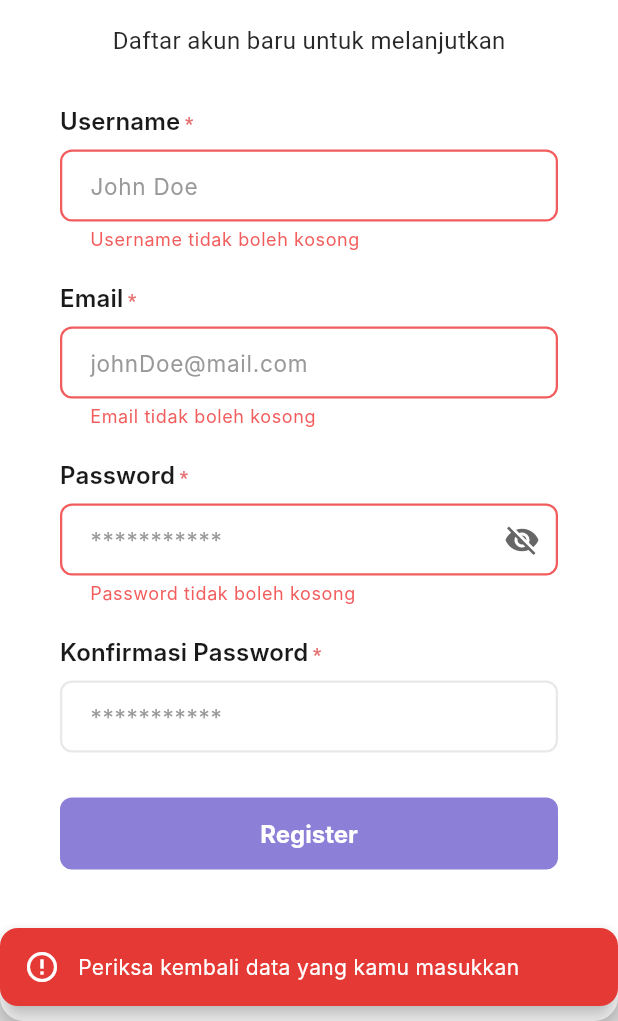
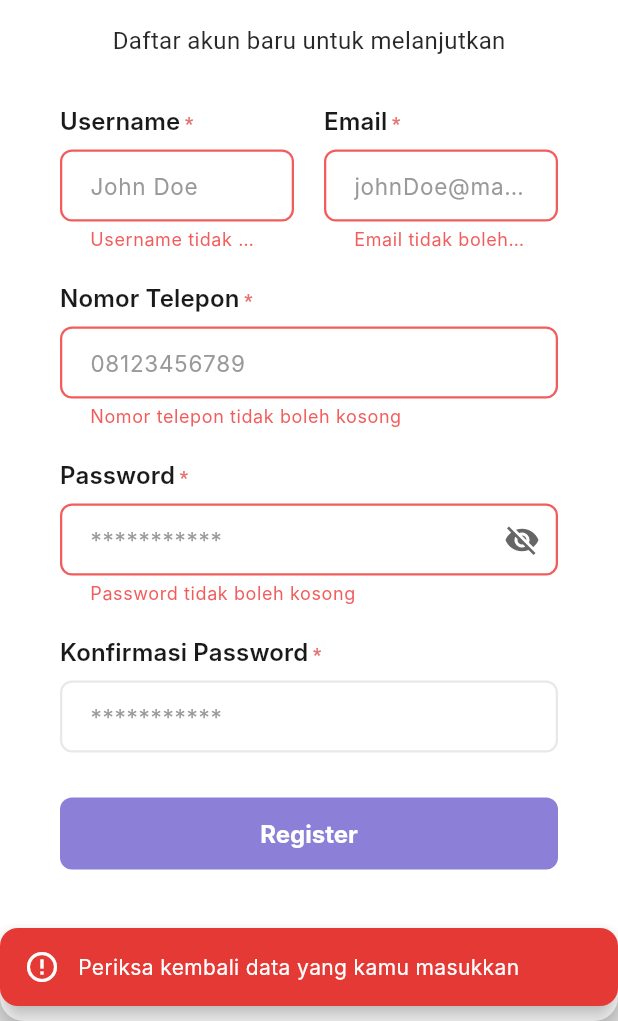
Before and after one commit to rizaldinata/fe_wisma_amal_gorontalo, a Flutter app: the RegisterPage screen opened by its route, after a tap on "Register", on a phone screen of 412 x 824 dp, the part 215-1236 px from its top. Run offline on Flutter 3.47's test engine with Material 3 defaults, Android fonts, the phone set to English and light mode, and no system bars; our stand-ins replace auto_route, bloc, dio, equatable, file_picker, flutter_bloc and 6 more; accounts and stored records are empty; network calls fail; Roboto replaces fonts that are missing (Inter).

Commit message:
feat: add phone number field to registration, implement session expiration handling, and update API environment configuration.

```diff
--- a/lib/core/services/network/api_config.dart
+++ b/lib/core/services/network/api_config.dart
@@ -16,8 +16,8 @@ class ApiConfig {
 
   static const String currentMode = DEVELOP;
 
-  // static const String localURl = 'http://localhost:8000';
-  static const String localURl = 'https://api.wismaamal.com';
+  static const String localURl = 'http://localhost:8000';
+  // static const String localURl = 'https://api.wismaamal.com';
   static const String productionURL = 'https://alfian.taild9066e.ts.net/be';
 
   factory ApiConfig.getServerUrl() {
--- a/lib/data/datasource/room_datasource.dart
+++ b/lib/data/datasource/room_datasource.dart
@@ -20,6 +20,11 @@ class RoomDatasource {
       return BaseResponseModel<List<RoomModel>>.fromJson(response.data, (json) {
         if (json is List) {
           return json.map((e) => RoomModel.fromJson(e)).toList();
+        } else if (json is Map && json.containsKey('data')) {
+          final data = json['data'];
+          if (data is List) {
+            return data.map((e) => RoomModel.fromJson(e)).toList();
+          }
         }
         return [];
       });
--- a/lib/data/model/auth/auth_request_model.dart
+++ b/lib/data/model/auth/auth_request_model.dart
@@ -2,11 +2,15 @@ class AuthRequestModel {
   final String email;
   final String? username;
   final String password;
+  final String? passwordConfirmation;
+  final String? phoneNumber;
 
   AuthRequestModel({
     required this.email,
     required this.password,
     this.username,
+    this.passwordConfirmation,
+    this.phoneNumber,
   });
 
   Map<String, dynamic> toJson() {
@@ -14,6 +18,9 @@ class AuthRequestModel {
       'email': email,
       'password': password,
       if (username != null) 'name': username,
+      if (passwordConfirmation != null)
+        'password_confirmation': passwordConfirmation,
+      if (phoneNumber != null) 'phone_number': phoneNumber,
     };
   }
 }
--- a/lib/presentation/bloc/auth/auth_event.dart
+++ b/lib/presentation/bloc/auth/auth_event.dart
@@ -30,16 +30,19 @@ class RegisterEvent extends AuthEvent {
   final String email;
   final String password;
   final String passwordConfirm;
+  final String? phoneNumber;
 
   const RegisterEvent({
     required this.username,
     required this.email,
     required this.password,
     required this.passwordConfirm,
+    this.phoneNumber,
   });
 
   @override
-  List<Object?> get props => [username, email, password, passwordConfirm];
+  List<Object?> get props =>
+      [username, email, password, passwordConfirm, phoneNumber];
 }
 
 class LogoutEvent extends AuthEvent {
@@ -61,3 +64,7 @@ class ResetStateEvent extends AuthEvent {
 class CheckSessionEvent extends AuthEvent {
   const CheckSessionEvent();
 }
+
+class SessionExpiredEvent extends AuthEvent {
+  const SessionExpiredEvent();
+}
--- a/lib/presentation/pages/auth/login_page.dart
+++ b/lib/presentation/pages/auth/login_page.dart
@@ -1,7 +1,6 @@
 import 'package:flutter/material.dart';
 import 'package:flutter_bloc/flutter_bloc.dart';
 import 'package:formz/formz.dart';
-import 'package:frontend/core/constant/permission_key.dart';
 import 'package:frontend/core/constant/style_constant.dart';
 import 'package:frontend/core/navigation/auto_route.gr.dart';
 import 'package:frontend/presentation/bloc/auth/auth_bloc.dart';
--- a/lib/presentation/pages/auth/register_page.dart
+++ b/lib/presentation/pages/auth/register_page.dart
@@ -23,6 +23,7 @@ class RegisterPage extends StatelessWidget {
   final TextEditingController passwordController = TextEditingController();
   final TextEditingController passwordConfirmController =
       TextEditingController();
+  final TextEditingController phoneNumberController = TextEditingController();
 
   @override
   Widget build(BuildContext context) {
@@ -45,20 +46,20 @@ class RegisterPage extends StatelessWidget {
               padding: const EdgeInsets.symmetric(vertical: 30, horizontal: 50),
               child: Row(
                 children: [
-                  Text(
-                    'Wisma Amal',
-                    style: StyleConstant.customTextStyle.copyWith(
-                      fontSize: 25,
-                      fontWeight: FontWeight.bold,
-                    ),
-                  ),
+                  // Text(
+                  //   'Wisma Amal',
+                  //   style: StyleConstant.customTextStyle.copyWith(
+                  //     fontSize: 25,
+                  //     fontWeight: FontWeight.bold,
+                  //   ),
+                  // ),
                 ],
               ),
             ),
           ),
           Center(
             child: ConstrainedBox(
-              constraints: BoxConstraints(maxWidth: 700, maxHeight: 1000),
+              constraints: BoxConstraints(maxWidth: 900, maxHeight: 1000),
               child: Container(
                 padding: EdgeInsets.symmetric(vertical: 30, horizontal: 40),
                 decoration: BoxDecoration(
@@ -73,7 +74,7 @@ class RegisterPage extends StatelessWidget {
                   ],
                 ),
                 // height: 700,
-                width: 600,
+                // width: 600,
                 child: BlocConsumer<AuthBloc, AuthState>(
                   listener: (context, state) {
                     if (state.status.isFailure) {
@@ -113,7 +114,10 @@ class RegisterPage extends StatelessWidget {
                             ),
                           ),
                           SizedBox(height: 30),
-                          CustomTextForm(
+                          Row(
+                            children: [
+                              Expanded(
+                                child: CustomTextForm(
                                   controller: usernameController,
                                   title: 'Username',
                                   hintText: 'John Doe',
@@ -126,8 +130,10 @@ class RegisterPage extends StatelessWidget {
                                     return null;
                                   },
                                 ),
-                          SizedBox(height: 20),
-                          CustomTextForm(
+                              ),
+                              SizedBox(width: 20),
+                              Expanded(
+                                child: CustomTextForm(
                                   controller: emailController,
                                   title: 'Email',
                                   hintText: 'johnDoe@mail.com',
@@ -141,6 +147,24 @@ class RegisterPage extends StatelessWidget {
                                       r'^[\w-.]+@([\w-]+\.)+[\w-]{2,4}$',
                                     ).hasMatch(value)) {
                                       return 'Format email tidak valid';
+                                    }
+                                    return null;
+                                  },
+                                ),
+                              ),
+                            ],
+                          ),
+
+                          SizedBox(height: 20),
+                          CustomTextForm(
+                            controller: phoneNumberController,
+                            title: 'Nomor Telepon',
+                            hintText: '08123456789',
+                            isRequired: true,
+                            keyboardType: TextInputType.phone,
+                            validator: (value) {
+                              if (value == null || value.isEmpty) {
+                                return 'Nomor telepon tidak boleh kosong';
                               }
                               return null;
                             },
@@ -204,6 +228,8 @@ class RegisterPage extends StatelessWidget {
                                           password: passwordController.text,
                                           passwordConfirm:
                                               passwordConfirmController.text,
+                                          phoneNumber:
+                                              phoneNumberController.text,
                                         ),
                                       );
                                     } else {
```
Also changed, not shown: lib/core/services/network/interceptor.dart (+5 -4 lines), lib/presentation/bloc/auth/auth_bloc.dart (+35 -0 lines), 2 other files. Lines whose indentation alone changed are shown as unchanged.
